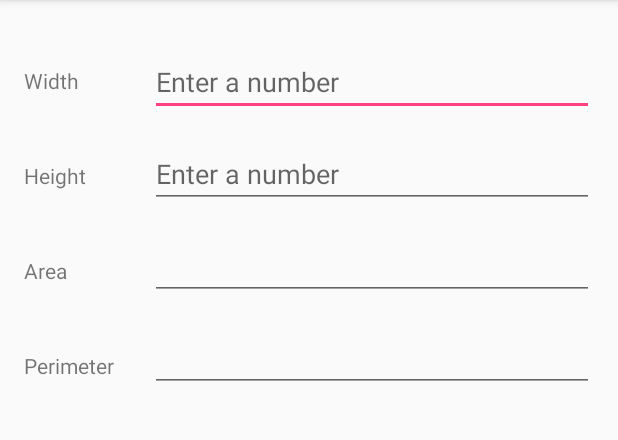
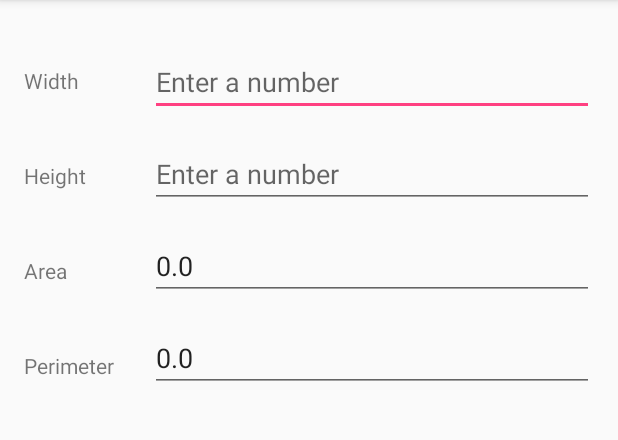
Before and after one commit to PlasticTurd/Android-Project-TAFE-, an Android app: the screen it shows after launch (MainActivity), after a tap on "CALCULATE", on a phone screen of 412 x 824 dp, the part 84-524 px from its top. Run offline under Robolectric (Android 15) with nearby library versions, the phone set to English and light mode, and no system bars; 2 statements that could not run were skipped.

Commit message:
0.01
finished code, in theory. can't test because something to do with the git files in the directory is preventing the app from compiling correctly.

```diff
--- a/app/src/main/java/com/example/j/test2/MainActivity.java
+++ b/app/src/main/java/com/example/j/test2/MainActivity.java
@@ -18,10 +18,15 @@ public class MainActivity extends AppCompatActivity {
 
         EditText inputWidthClone = (EditText) findViewById(R.id.inputWidth);
         EditText inputHeightClone = (EditText) findViewById(R.id.inputHeight);
+        EditText outputAreaClone = (EditText) findViewById(R.id.outputArea);
+        EditText outputPerimeterClone = (EditText) findViewById(R.id.outputPerimeter);
         double dubWidth = Double.parseDouble(inputWidthClone.getText().toString());
         double dubHeight = Double.parseDouble(inputHeightClone.getText().toString());
         double dubArea = dubWidth * dubHeight;
         double dubPerimeter = (dubWidth * 2) + (dubHeight * 2);
-
+        String stringArea = Double.toString(dubArea);
+        String stringPerimeter = Double.toString(dubPerimeter);
+        outputAreaClone.setText(stringArea);
+        outputPerimeterClone.setText(stringPerimeter);
     }
 }
```
